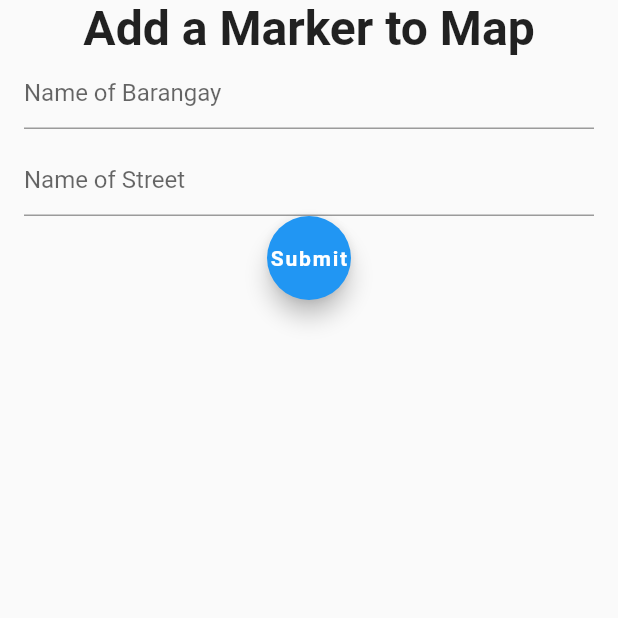
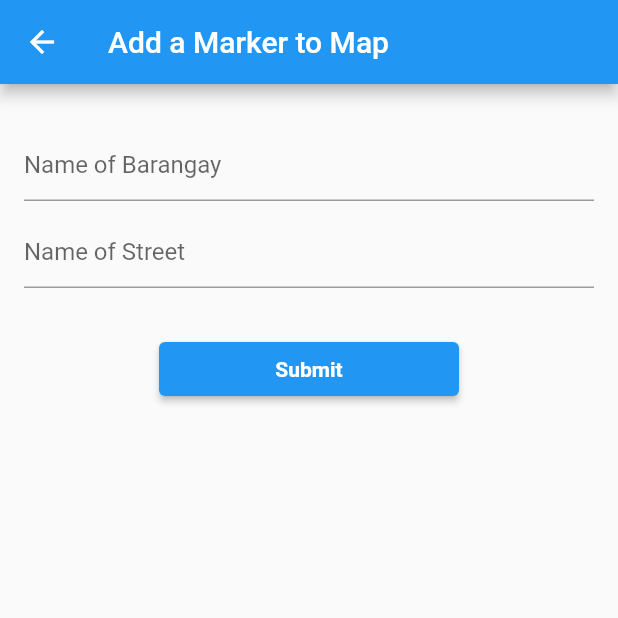
Before and after one commit to saddcow/version1, a Flutter app: the AddForm screen opened directly, on a phone screen of 412 x 824 dp, the top half of it. Run offline on Flutter 3.47's test engine with Material 2 defaults, Android fonts, the phone set to English and light mode, and no system bars; our stand-ins replace cached_network_image, cloud_firestore, firebase_auth, firebase_core, flutter_riverpod, freezed_annotation and 1 more; missing offline and left inert: open_street_map_search_and_pick, side_navigation; accounts and stored records are empty; network calls fail; statements that could not run were skipped.

Commit message:
fixed forms layout and button

```diff
--- a/lib/home_screen.dart
+++ b/lib/home_screen.dart
@@ -209,19 +209,15 @@ class AddForm extends StatelessWidget{
   @override
   Widget build(BuildContext context) {
     return   Scaffold(
+      appBar: AppBar(
+        title: Text("Add a Marker to Map"),
+      ),
       body: Center(
           child: Column(
             crossAxisAlignment: CrossAxisAlignment.center,
             children: <Widget>[
-              const Text(
-                "Add a Marker to Map",
-                style: TextStyle(
-                  fontSize: 32.0,
-                  fontWeight: FontWeight.bold,
-                ),
-              ),
-          Padding(
-            padding: const EdgeInsets.symmetric(horizontal: 16.0),
+              Padding(padding: EdgeInsets.fromLTRB(0, 30, 0, 0)),
+              Padding(padding: const EdgeInsets.symmetric(horizontal: 16.0),
                 child: Column(
                   children: <Widget>[
                     const TextField(
@@ -235,7 +231,10 @@ class AddForm extends StatelessWidget{
                         hintText: "Name of Street",
                       ),
                     ),
-                FloatingActionButton(
+                    Padding(padding: EdgeInsets.fromLTRB(0, 0, 0, 30)),
+                    SizedBox(
+                      width: 200,
+                      child: ElevatedButton(
                         onPressed: (){
                           Navigator.push(context, MaterialPageRoute(builder: (context) => const HomePage()));
                         },
@@ -243,6 +242,7 @@ class AddForm extends StatelessWidget{
                           style: TextStyle(
                             fontWeight: FontWeight.bold,
                             color: Colors.white,
+                          ),
                         ),
                       ),
                     ),
```
Lines whose indentation alone changed are shown as unchanged.
